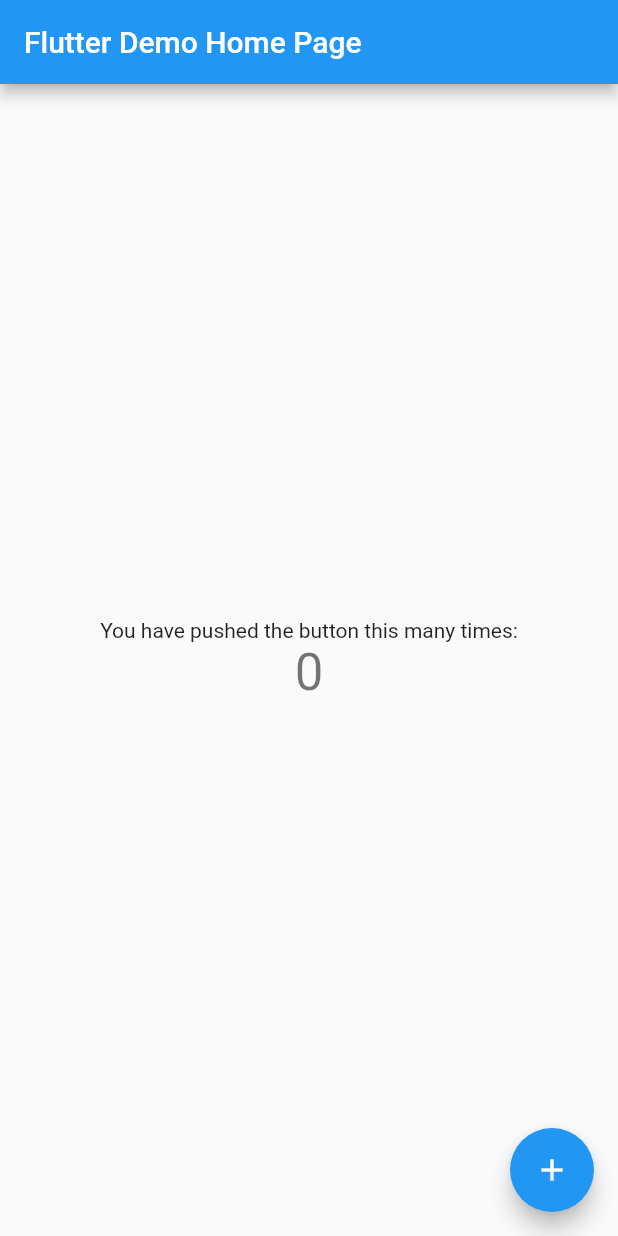
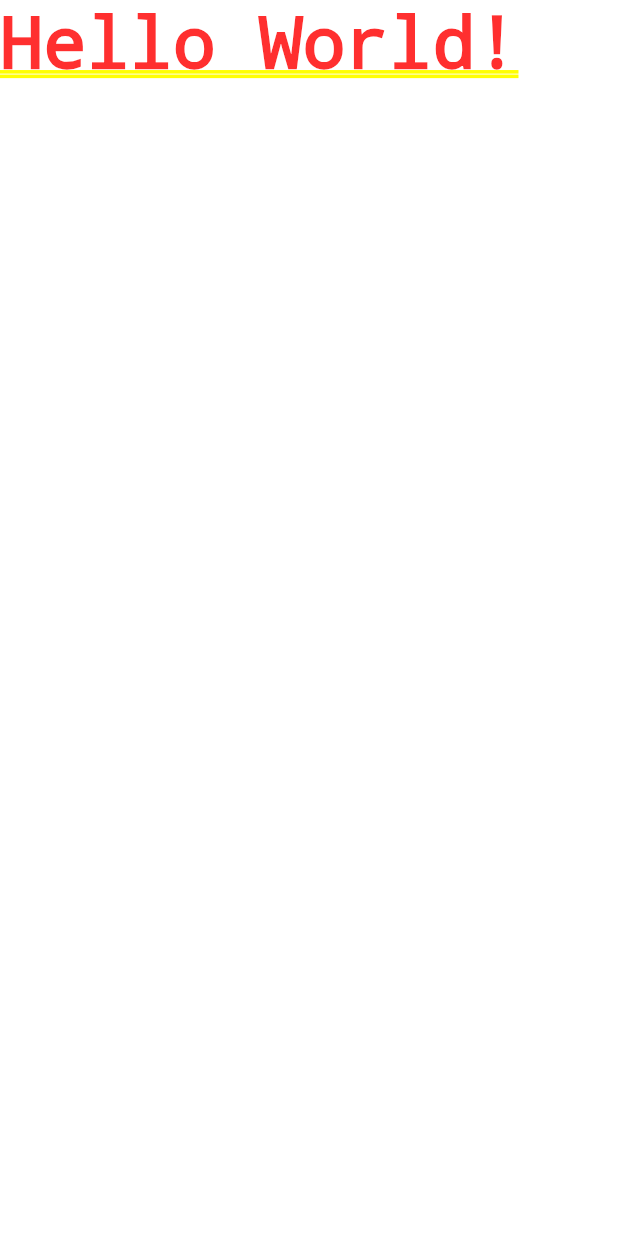
Before and after one commit to NilukaSripalim/flutter-mobile-app, a Flutter app: the screen it shows after launch, on a phone screen of 412 x 824 dp. Run offline on Flutter 3.47's test engine with Material 2 defaults, Android fonts, the phone set to English and light mode, and no system bars.

Commit message:
Add hello world Example 1

```diff
--- a/flutter_with_niluka/lib/main.dart
+++ b/flutter_with_niluka/lib/main.dart
@@ -1,115 +1,14 @@
 import 'package:flutter/material.dart';
 
-void main() {
-  runApp(const MyApp());
-}
+void main() => runApp(const HelloWorld());
 
-class MyApp extends StatelessWidget {
-  const MyApp({Key? key}) : super(key: key);
-
-  // This widget is the root of your application.
+class HelloWorld extends StatelessWidget{
+  const HelloWorld({Key? key}) : super(key: key);
   @override
   Widget build(BuildContext context) {
-    return MaterialApp(
-      title: 'Flutter Demo',
-      theme: ThemeData(
-        // This is the theme of your application.
-        //
-        // Try running your application with "flutter run". You'll see the
-        // application has a blue toolbar. Then, without quitting the app, try
-        // changing the primarySwatch below to Colors.green and then invoke
-        // "hot reload" (press "r" in the console where you ran "flutter run",
-        // or simply save your changes to "hot reload" in a Flutter IDE).
-        // Notice that the counter didn't reset back to zero; the application
-        // is not restarted.
-        primarySwatch: Colors.blue,
-      ),
-      home: const MyHomePage(title: 'Flutter Demo Home Page'),
+
+    return const MaterialApp(
+      home: Text("Hello World!"),
     );
   }
 }
-
-class MyHomePage extends StatefulWidget {
-  const MyHomePage({Key? key, required this.title}) : super(key: key);
-
-  // This widget is the home page of your application. It is stateful, meaning
-  // that it has a State object (defined below) that contains fields that affect
-  // how it looks.
-
-  // This class is the configuration for the state. It holds the values (in this
-  // case the title) provided by the parent (in this case the App widget) and
-  // used by the build method of the State. Fields in a Widget subclass are
-  // always marked "final".
-
-  final String title;
-
-  @override
-  State<MyHomePage> createState() => _MyHomePageState();
-}
-
-class _MyHomePageState extends State<MyHomePage> {
-  int _counter = 0;
-
-  void _incrementCounter() {
-    setState(() {
-      // This call to setState tells the Flutter framework that something has
-      // changed in this State, which causes it to rerun the build method below
-      // so that the display can reflect the updated values. If we changed
-      // _counter without calling setState(), then the build method would not be
-      // called again, and so nothing would appear to happen.
-      _counter++;
-    });
-  }
-
-  @override
-  Widget build(BuildContext context) {
-    // This method is rerun every time setState is called, for instance as done
-    // by the _incrementCounter method above.
-    //
-    // The Flutter framework has been optimized to make rerunning build methods
-    // fast, so that you can just rebuild anything that needs updating rather
-    // than having to individually change instances of widgets.
-    return Scaffold(
-      appBar: AppBar(
-        // Here we take the value from the MyHomePage object that was created by
-        // the App.build method, and use it to set our appbar title.
-        title: Text(widget.title),
-      ),
-      body: Center(
-        // Center is a layout widget. It takes a single child and positions it
-        // in the middle of the parent.
-        child: Column(
-          // Column is also a layout widget. It takes a list of children and
-          // arranges them vertically. By default, it sizes itself to fit its
-          // children horizontally, and tries to be as tall as its parent.
-          //
-          // Invoke "debug painting" (press "p" in the console, choose the
-          // "Toggle Debug Paint" action from the Flutter Inspector in Android
-          // Studio, or the "Toggle Debug Paint" command in Visual Studio Code)
-          // to see the wireframe for each widget.
-          //
-          // Column has various properties to control how it sizes itself and
-          // how it positions its children. Here we use mainAxisAlignment to
-          // center the children vertically; the main axis here is the vertical
-          // axis because Columns are vertical (the cross axis would be
-          // horizontal).
-          mainAxisAlignment: MainAxisAlignment.center,
-          children: <Widget>[
-            const Text(
-              'You have pushed the button this many times:',
-            ),
-            Text(
-              '$_counter',
-              style: Theme.of(context).textTheme.headline4,
-            ),
-          ],
-        ),
-      ),
-      floatingActionButton: FloatingActionButton(
-        onPressed: _incrementCounter,
-        tooltip: 'Increment',
-        child: const Icon(Icons.add),
-      ), // This trailing comma makes auto-formatting nicer for build methods.
-    );
-  }
-}
```
